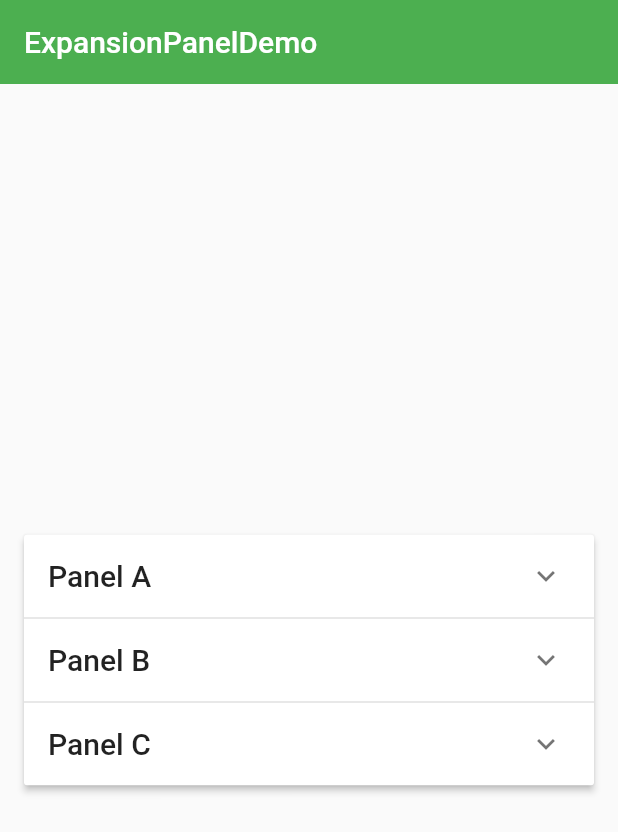
After one commit to MrQiuHaHa/FlutterBase, a Flutter app: the ExpansionPanelDemo screen opened directly, on a phone screen of 412 x 824 dp. The commit adds this screen. Shown: the top 832 px of the screen. Run offline on Flutter 3.47's test engine with Material 2 defaults, Android fonts, the phone set to English and light mode, and no system bars.

Commit message:
feat(expansion_panel_demo.dart): 面板列表功能

```diff
--- /dev/null
+++ b/lib/demo/expansion_panel_demo.dart
@@ -0,0 +1,97 @@
+import 'package:flutter/material.dart';
+
+class ExpansionPanelItem {
+  final String headerText;
+  final Widget body;
+  bool isExpanded;
+
+  ExpansionPanelItem({
+    this.headerText,
+    this.body,
+    this.isExpanded
+  });
+}
+
+class ExpansionPanelDemo extends StatefulWidget {
+  @override
+  _ExpansionPanelDemoState createState() => _ExpansionPanelDemoState();
+}
+
+class _ExpansionPanelDemoState extends State<ExpansionPanelDemo> {
+
+  List<ExpansionPanelItem> _expansionPanelItems;
+  @override
+  void initState() {
+    // TODO: implement initState
+    super.initState();
+
+    _expansionPanelItems = <ExpansionPanelItem>[
+      ExpansionPanelItem(
+        headerText: 'Panel A',
+        body: Container(
+          padding: EdgeInsets.all(16.0),
+          width: double.infinity,
+          child: Text('Content for Panel A.'),
+        ),
+        isExpanded: false
+      ),
+      ExpansionPanelItem(
+        headerText: 'Panel B',
+        body: Container(
+          padding: EdgeInsets.all(16.0),
+          width: double.infinity,
+          child: Text('Content for Panel B.'),
+        ),
+        isExpanded: false
+      ),
+      ExpansionPanelItem(
+        headerText: 'Panel C',
+        body: Container(
+          padding: EdgeInsets.all(16.0),
+          width: double.infinity,
+          child: Text('Content for Panel C.'),
+        ),
+        isExpanded: false
+      ),
+    ];
+  }
+
+  @override
+  Widget build(BuildContext context) {
+    return Scaffold(
+      appBar: AppBar(
+        title: Text('ExpansionPanelDemo'),
+        elevation: 0.0,
+      ),
+      body: Container(
+        padding: EdgeInsets.all(16.0),
+        child: Column(
+          mainAxisAlignment: MainAxisAlignment.center,
+          children: <Widget>[
+            ExpansionPanelList(
+              expansionCallback: (int panelIndex, bool isExpanded){
+                setState(() {
+                  _expansionPanelItems[panelIndex].isExpanded = !isExpanded;
+                });
+              },
+              children: _expansionPanelItems.map(
+                (ExpansionPanelItem item) {
+                  return ExpansionPanel(
+                    headerBuilder: (BuildContext context , bool isExpanded) {
+                        return Container(
+                          padding: EdgeInsets.all(16.0),
+                          child: Text(item.headerText,style: Theme.of(context).textTheme.title,),
+                        );
+                      },
+                    body: item.body,
+                    isExpanded: item.isExpanded
+                  );
+                }
+              ).toList(),
+            )
+          ],
+        ),
+      ),
+    );
+  }
+}
--- a/lib/demo/material_components.dart
+++ b/lib/demo/material_components.dart
@@ -12,6 +12,7 @@ import '../demo/simple_dialog_demo.dart';
 import '../demo/alert_dialog_demo.dart';
 import '../demo/bottom_sheet_demo.dart';
 import '../demo/snack_bar_demo.dart';
+import '../demo/expansion_panel_demo.dart';
 
 class MaterialComponents extends StatelessWidget {
   @override
@@ -23,6 +24,7 @@ class MaterialComponents extends StatelessWidget {
       ),
       body: ListView(
         children: <Widget>[
+          ListItem(title: 'ExpansionPanelDemo',page: ExpansionPanelDemo(),),
           ListItem(title: 'SnackBarDemo',page: SnackBarDemo(),),
           ListItem(title: 'BottomSheetDemo',page: BottomSheetDemo(),),
           ListItem(title: 'AlertDialogDemo',page: AlertDialogDemo(),),
```
